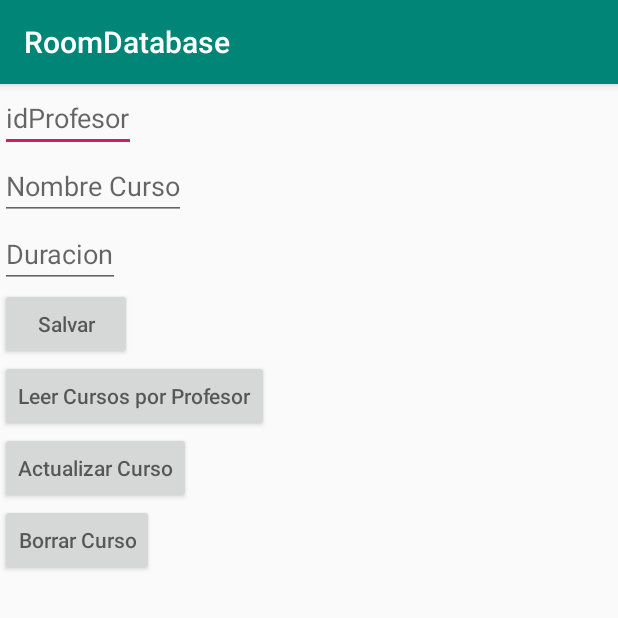
After one commit to geovannyAndrew/RoomDatabaseAndroid, an Android app: the CourseActivity screen opened directly, with no data from a screen before it, on a phone screen of 412 x 824 dp, the top half of it. The commit adds this screen. Run offline under Robolectric (Android 15) with nearby library versions, the phone set to English and light mode, and no system bars.

Commit message:
Creating new Activity CourseActivity for explaining Relations

```diff
--- a/app/src/main/AndroidManifest.xml
+++ b/app/src/main/AndroidManifest.xml
@@ -9,7 +9,8 @@
         android:roundIcon="@mipmap/ic_launcher_round"
         android:supportsRtl="true"
         android:theme="@style/AppTheme">
-        <activity android:name=".ui.ProfessorActivity"></activity>
+        <activity android:name=".ui.CourseActivity"></activity>
+        <activity android:name=".ui.ProfessorActivity" />
         <activity android:name=".ui.MainActivity">
             <intent-filter>
                 <action android:name="android.intent.action.MAIN" />
--- /dev/null
+++ b/app/src/main/java/com/gyros/roomdatabase/ui/CourseActivity.java
@@ -0,0 +1,16 @@
+package com.gyros.roomdatabase.ui;
+
+import androidx.appcompat.app.AppCompatActivity;
+
+import android.os.Bundle;
+
+import com.gyros.roomdatabase.R;
+
+public class CourseActivity extends AppCompatActivity {
+
+    @Override
+    protected void onCreate(Bundle savedInstanceState) {
+        super.onCreate(savedInstanceState);
+        setContentView(R.layout.activity_course);
+    }
+}
--- a/app/src/main/java/com/gyros/roomdatabase/ui/MainActivity.java
+++ b/app/src/main/java/com/gyros/roomdatabase/ui/MainActivity.java
@@ -25,6 +25,12 @@ public class MainActivity extends AppCompatActivity {
         startActivity(intent);
     }
 
+    @OnClick({R.id.buttonCourses})
+    public void goToCourseActivity(){
+        Intent intent = new Intent(this,CourseActivity.class);
+        startActivity(intent);
+    }
+
 
 
 }
--- /dev/null
+++ b/app/src/main/res/layout/activity_course.xml
@@ -0,0 +1,52 @@
+<?xml version="1.0" encoding="utf-8"?>
+<LinearLayout xmlns:android="http://schemas.android.com/apk/res/android"
+    xmlns:app="http://schemas.android.com/apk/res-auto"
+    xmlns:tools="http://schemas.android.com/tools"
+    android:layout_width="match_parent"
+    android:orientation="vertical"
+    android:layout_height="match_parent"
+    tools:context="com.gyros.roomdatabase.ui.CourseActivity">
+
+    <EditText
+        android:id="@+id/courseActivityIdProfesor"
+        android:hint="idProfesor"
+        android:layout_width="wrap_content"
+        android:layout_height="wrap_content" />
+
+    <EditText
+        android:id="@+id/courseActivityName"
+        android:hint="Nombre Curso"
+        android:layout_width="wrap_content"
+        android:layout_height="wrap_content" />
+
+    <EditText
+        android:id="@+id/courseActivityIdDuracion"
+        android:hint="Duracion"
+        android:layout_width="wrap_content"
+        android:layout_height="wrap_content" />
+
+    <Button
+        android:id="@+id/courseActivityBtSalvar"
+        android:hint="Salvar"
+        android:layout_width="wrap_content"
+        android:layout_height="wrap_content" />
+
+    <Button
+        android:id="@+id/courseActivityBtLeerCursosPorProfesor"
+        android:hint="Leer Cursos por Profesor"
+        android:layout_width="wrap_content"
+        android:layout_height="wrap_content" />
+
+    <Button
+        android:id="@+id/courseActivityBtActualizarCursosPorId"
+        android:hint="Actualizar Curso"
+        android:layout_width="wrap_content"
+        android:layout_height="wrap_content" />
+
+    <Button
+        android:id="@+id/courseActivityBtBorrarCursosPorId"
+        android:hint="Borrar Curso"
+        android:layout_width="wrap_content"
+        android:layout_height="wrap_content" />
+
+</LinearLayout>
```
Also changed, not shown: app/src/main/java/com/gyros/roomdatabase/ui/ProfessorActivity.java (+40 -0 lines), app/src/main/res/layout/activity_main.xml (+15 -1 lines), app/src/main/res/layout/activity_professor.xml (+14 -0 lines).
